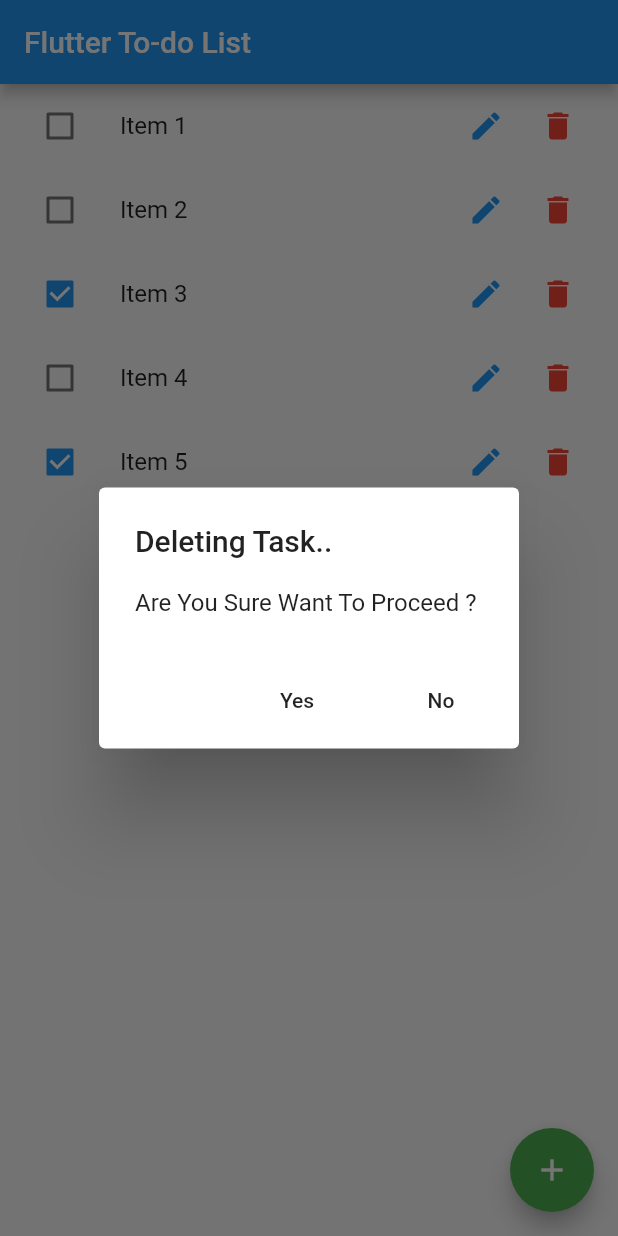
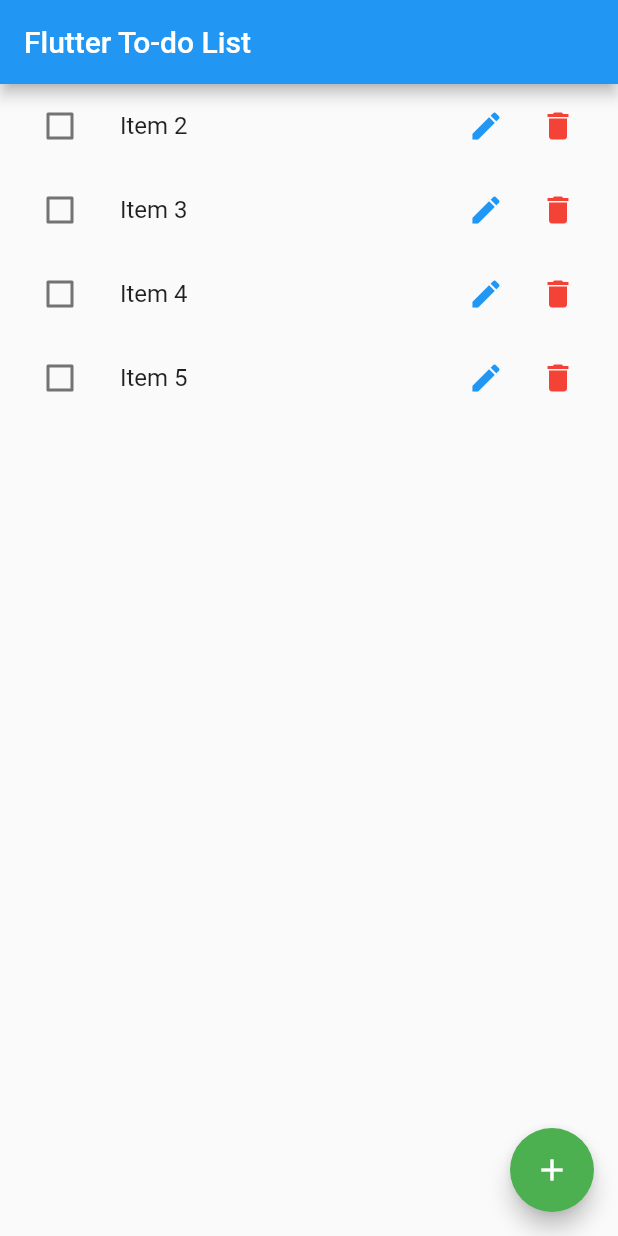
Before and after one commit to lickorice/flutter-todo-list, a Flutter app: the screen it shows after launch, after a tap on the "delete" icon, on a phone screen of 412 x 824 dp. Run offline on Flutter 3.47's test engine with Material 2 defaults, Android fonts, the phone set to English and light mode, and no system bars.

Commit message:
Pia's initial changes

```diff
--- a/lib/main.dart
+++ b/lib/main.dart
@@ -7,7 +7,6 @@ class MyApp extends StatelessWidget {
   @override
   Widget build(BuildContext context) {
     return MaterialApp(
-      debugShowCheckedModeBanner: false, // removes the debug banner
       title: 'Flutter To-do List',
       theme: ThemeData(
         primarySwatch: Colors.blue,
@@ -38,9 +37,9 @@ class _TodoListState extends State<TodoList> {
     _todoListItems = [
       TodoListItemData("Item 1", false, this._removeTodoListItemData),
       TodoListItemData("Item 2", false, this._removeTodoListItemData),
-      TodoListItemData("Item 3", true, this._removeTodoListItemData),
+      TodoListItemData("Item 3", false, this._removeTodoListItemData),
       TodoListItemData("Item 4", false, this._removeTodoListItemData),
-      TodoListItemData("Item 5", true, this._removeTodoListItemData),
+      TodoListItemData("Item 5", false, this._removeTodoListItemData),
     ];
   }
 
@@ -78,6 +77,8 @@ class _TodoListState extends State<TodoList> {
     );
   }
 
+
+
   @override
   Widget build(BuildContext context) {
     // The build function that returns the widget for TodoList:
@@ -91,6 +92,32 @@ class _TodoListState extends State<TodoList> {
         onPressed: () {
           _addTodoListItemData(); // The FloatingActionButtion calls
           // _addTodoListItemData when pressed.
+
+          // A TextEditingController for editing the itemTitle of our to-do list:
+          TextEditingController itemTitleController = new TextEditingController();
+
+          showDialog(
+            context: context,
+            child: AlertDialog(
+              title: Text("New Item"),
+              content: TextField(
+                decoration: new InputDecoration(hintText: "Item title"),
+                controller: itemTitleController,
+              ),
+              actions: <Widget>[
+                FlatButton(
+                    child: Text("SAVE"),
+                    onPressed: () {
+                      setState(() {
+                        // We save the item title here:
+                        _todoListItems[_todoListItems.length - 1] = TodoListItemData(itemTitleController.text, false, this._removeTodoListItemData);
+                      });
+                      Navigator.of(context).pop();
+                    }
+                )
+              ],
+            ),
+          );
         },
         tooltip: 'Add Item',
         child: Icon(Icons.add),
@@ -183,33 +210,7 @@ class _TodoListItemState extends State<TodoListItem> {
                     onPressed: () {
                       // When the "delete" button is pressed, we delete the item itself
                       // from the parent list using the passed function before:
-                      showDialog(
-                        context: context,
-                        child: AlertDialog(
-                          title: Text("Deleting Task.."),
-                          content: Text("Are You Sure Want To Proceed ?"),
-                          actions: <Widget>[
-                            FlatButton(
-                                child: Text("Yes"),
-                                onPressed: () {
-                                  setState(() {
-                                    // task is deleted if Yes is pressed
-                                    itemData.removeSelf(itemData);
-                                  });
-                                  Navigator.of(context).pop();
-                                }
-                            ),
-                            FlatButton(
-                                child: Text("No"),
-                                // goes back to main interface if No is pressed
-                                onPressed: () {
-                                  Navigator.of(context).pop();
-                                },
-                            ),
-                          ],
-                        ),
-                      );
-
+                      itemData.removeSelf(itemData);
                     },
                     icon: Icon(Icons.delete),
                     color: Colors.red,
```
